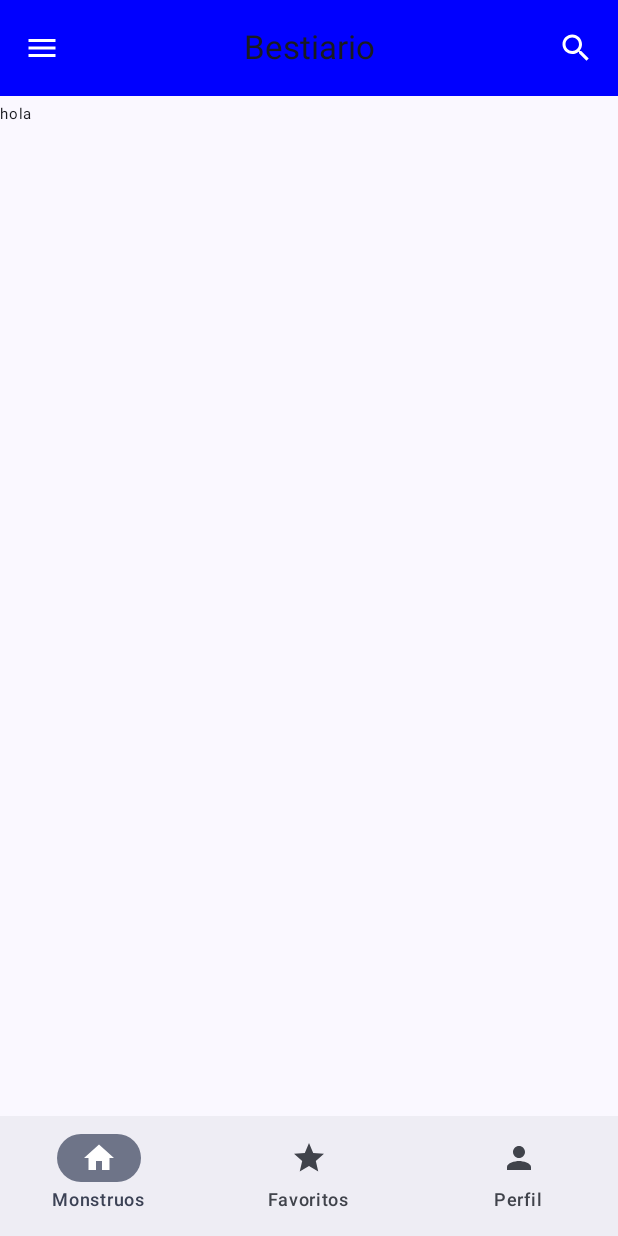
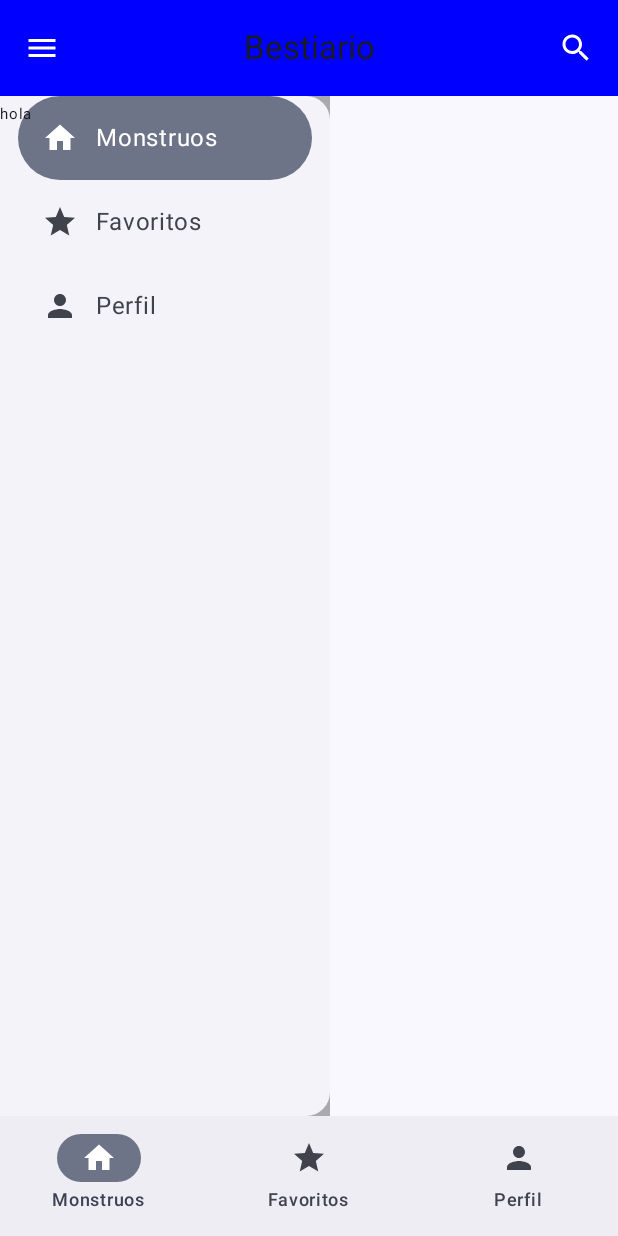
Before and after one commit to Lunkberjack/Bestiario-DQ-App, an Android app built with Jetpack Compose: the screen it shows after launch (MainActivity), on a phone screen of 412 x 824 dp. Run offline under Robolectric (Android 15) with nearby library versions, the phone set to English and light mode, and no system bars; our stand-ins replace Dagger/Hilt's generated code.

Commit message:
AppDrawer medianamente implementado

```diff
--- a/app/src/main/java/com/example/bestiario_dq_app/ui/bestiario/PerfilScreen.kt
+++ b/app/src/main/java/com/example/bestiario_dq_app/ui/bestiario/PerfilScreen.kt
@@ -10,6 +10,7 @@ import androidx.compose.foundation.layout.Column
 import androidx.compose.foundation.layout.PaddingValues
 import androidx.compose.foundation.layout.fillMaxSize
 import androidx.compose.foundation.layout.padding
+import androidx.compose.foundation.layout.safeContentPadding
 import androidx.compose.foundation.layout.size
 import androidx.compose.foundation.lazy.grid.GridCells
 import androidx.compose.foundation.lazy.grid.LazyVerticalGrid
@@ -117,8 +118,8 @@ fun ImageSelector(onImageSelected: (ImageBitmap) -> Unit) {
                 contentDescription = "Bild",
                 modifier = Modifier
                     .size(100.dp)
-                    .padding(bottom = 5.dp)
-                    .clip(RoundedCornerShape(20.dp))
+                    .padding(bottom = 10.dp)
+                    .safeContentPadding()
                     .clickable { onImageSelected(bitmap) }
             )
         }
--- /dev/null
+++ b/app/src/main/java/com/example/bestiario_dq_app/ui/bestiario/componentes/AppDrawer.kt
@@ -0,0 +1,50 @@
+package com.example.bestiario_dq_app.ui.bestiario.componentes
+
+import androidx.compose.foundation.layout.padding
+import androidx.compose.material.icons.Icons
+import androidx.compose.material.icons.filled.Home
+import androidx.compose.material.icons.filled.Person
+import androidx.compose.material.icons.filled.Star
+import androidx.compose.material3.ExperimentalMaterial3Api
+import androidx.compose.material3.Icon
+import androidx.compose.material3.ModalDrawerSheet
+import androidx.compose.material3.NavigationDrawerItem
+import androidx.compose.material3.NavigationDrawerItemDefaults
+import androidx.compose.material3.Text
+import androidx.compose.runtime.Composable
+import androidx.compose.ui.Modifier
+import androidx.navigation.NavHostController
+import com.example.bestiario_dq_app.ui.auth.Screen
+
+@OptIn(ExperimentalMaterial3Api::class)
+@Composable
+fun AppDrawer(
+    currentRoute: String,
+    modifier: Modifier = Modifier,
+    navController: NavHostController,
+) {
+    ModalDrawerSheet(modifier) {
+        NavigationDrawerItem(
+            label = { Text(text = "Monstruos") },
+            icon = { Icon(Icons.Filled.Home, null) },
+            selected = currentRoute == Screen.Monstruos.route,
+            // TODO - Pop backstack in all of these
+            onClick = { navController.navigate(Screen.Monstruos.route) },
+            modifier = Modifier.padding(NavigationDrawerItemDefaults.ItemPadding)
+        )
+        NavigationDrawerItem(
+            label = { Text(text = "Favoritos") },
+            icon = { Icon(Icons.Filled.Star, null) },
+            selected = currentRoute == Screen.Favoritos.route,
+            onClick = { navController.navigate(Screen.Favoritos.route) },
+            modifier = Modifier.padding(NavigationDrawerItemDefaults.ItemPadding)
+        )
+        NavigationDrawerItem(
+            label = { Text(text = "Perfil") },
+            icon = { Icon(Icons.Filled.Person, null) },
+            selected = currentRoute == Screen.Perfil.route,
+            onClick = { navController.navigate(Screen.Perfil.route) },
+            modifier = Modifier.padding(NavigationDrawerItemDefaults.ItemPadding)
+        )
+    }
+}
--- a/app/src/main/java/com/example/bestiario_dq_app/ui/bestiario/componentes/BottomNavigation.kt
+++ /dev/null
@@ -1 +0,0 @@
-package com.example.bestiario_dq_app.ui.bestiario.componentes
--- a/app/src/main/java/com/example/bestiario_dq_app/ui/nav/NavGraph.kt
+++ b/app/src/main/java/com/example/bestiario_dq_app/ui/nav/NavGraph.kt
@@ -1,14 +1,24 @@
 package com.example.bestiario_dq_app.ui.nav
 
+import androidx.compose.foundation.background
 import androidx.compose.foundation.layout.Box
+import androidx.compose.foundation.layout.fillMaxHeight
 import androidx.compose.foundation.layout.padding
+import androidx.compose.foundation.layout.width
+import androidx.compose.material3.DrawerState
+import androidx.compose.material3.DrawerValue
 import androidx.compose.material3.ExperimentalMaterial3Api
+import androidx.compose.material3.ModalNavigationDrawer
 import androidx.compose.material3.Scaffold
+import androidx.compose.material3.Text
 import androidx.compose.material3.TopAppBarDefaults
+import androidx.compose.material3.rememberDrawerState
 import androidx.compose.runtime.Composable
 import androidx.compose.runtime.getValue
 import androidx.compose.ui.Modifier
+import androidx.compose.ui.graphics.Color
 import androidx.compose.ui.input.nestedscroll.nestedScroll
+import androidx.compose.ui.unit.dp
 import androidx.navigation.NavHostController
 import androidx.navigation.compose.NavHost
 import androidx.navigation.compose.composable
@@ -19,9 +29,11 @@ import com.example.bestiario_dq_app.ui.auth.SecretScreen
 import com.example.bestiario_dq_app.ui.bestiario.FavoritosScreen
 import com.example.bestiario_dq_app.ui.bestiario.MonstruosScreen
 import com.example.bestiario_dq_app.ui.bestiario.PerfilScreen
+import com.example.bestiario_dq_app.ui.bestiario.componentes.AppDrawer
 import com.example.bestiario_dq_app.ui.bestiario.componentes.BottomBar
 import com.example.bestiario_dq_app.ui.bestiario.componentes.BottomBarScreen
 import com.example.bestiario_dq_app.ui.bestiario.componentes.DefaultAppBar
+import kotlinx.coroutines.launch
 
 @OptIn(ExperimentalMaterial3Api::class)
 @Composable
@@ -37,13 +49,33 @@ fun NavGraph(navController: NavHostController) {
     val navBackStackEntry by navController.currentBackStackEntryAsState()
     val currentDestination = navBackStackEntry?.destination
 
+
+
     Scaffold(
         modifier = Modifier.nestedScroll(scrollBehavior.nestedScrollConnection),
         topBar = { DefaultAppBar(scrollBehavior) },
         bottomBar = {
-            BottomBar(navController = navController, screens = screens, currentDestination = currentDestination)
+            BottomBar(
+                navController = navController,
+                screens = screens,
+                currentDestination = currentDestination
+            )
         }
     ) { innerPadding ->
+        Box(
+            modifier = Modifier
+                .fillMaxHeight()
+                .width(220.dp)
+        ) {
+            ModalNavigationDrawer(
+                modifier = Modifier.padding(innerPadding),
+                drawerContent = { AppDrawer(Screen.Monstruos.route, Modifier, navController) },
+                drawerState = rememberDrawerState(
+                    initialValue = DrawerValue.Open
+                )
+            ) {}
+        }
+
         Box(modifier = Modifier.padding(innerPadding)) {
             NavHost(navController = navController, startDestination = Screen.Monstruos.route) {
                 composable(route = Screen.Auth.route) {
```
Also changed, not shown: app/src/main/res/drawable/gif.gif (added), app/src/main/res/drawable/gif2.gif (added).
